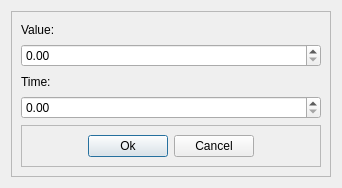
Old version of the form src/View/inputdialog.ui in the repository MatteoMazzotti0/EngineChart.
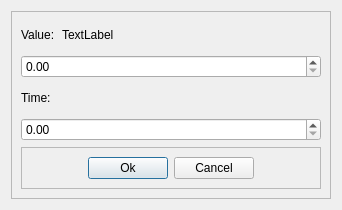
New version of the form.

What changed in the file:
```diff
--- a/src/View/inputdialog.ui
+++ b/src/View/inputdialog.ui
@@ -7,7 +7,7 @@
     <x>0</x>
     <y>0</y>
     <width>342</width>
-    <height>188</height>
+    <height>210</height>
    </rect>
   </property>
   <property name="windowTitle">
@@ -24,11 +24,28 @@
      </property>
      <layout class="QVBoxLayout" name="verticalLayout">
       <item>
+       <layout class="QHBoxLayout" name="horizontalLayout_2">
+        <item>
        <widget class="QLabel" name="label_value">
+          <property name="maximumSize">
+           <size>
+            <width>35</width>
+            <height>16777215</height>
+           </size>
+          </property>
         <property name="text">
          <string>Value:</string>
         </property>
        </widget>
+        </item>
+        <item>
+         <widget class="QLabel" name="label_minMax">
+          <property name="text">
+           <string>TextLabel</string>
+          </property>
+         </widget>
+        </item>
+       </layout>
       </item>
       <item>
        <widget class="QDoubleSpinBox" name="valueBox"/>
```
Lines whose indentation alone changed are shown as unchanged.
